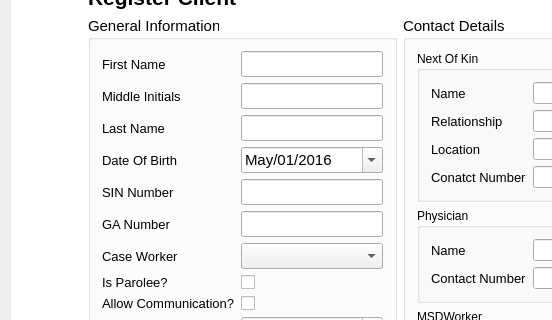
Above: ArcApp/mainwindow.ui from Arc-Project/Arc before the change; both pictures show x 0 to 552 and y 112 to 432 of the 1228 by 629 pixel window. Below: the same form after it.
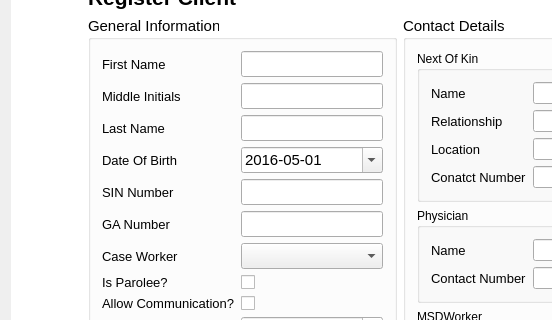
That is the form after the change. The open tabs and pages were chosen to show the change. Icons and pictures are not drawn.

Patch:
```diff
--- a/ArcApp/mainwindow.ui
+++ b/ArcApp/mainwindow.ui
@@ -1074,7 +1074,7 @@
                      <enum>Qt::ClickFocus</enum>
                     </property>
                     <property name="displayFormat">
-                     <string>MMM/dd/yyyy</string>
+                     <string>yyyy-MM-dd</string>
                     </property>
                     <property name="calendarPopup">
                      <bool>true</bool>
```
Left out of the diff: 4 changed lines with no effect on the pictures.
